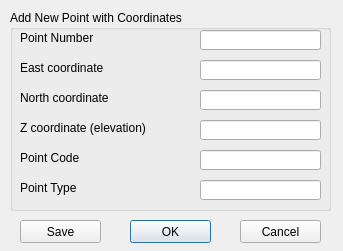
Above: add_new_point.ui from zsiki/ls before the change. Below: the same form after it.
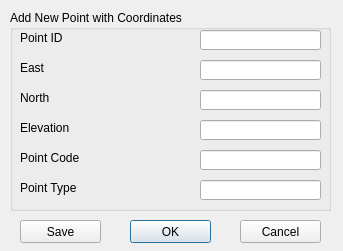
That is the form after the change.

Commit message: change labels in dialog

```diff
--- a/add_new_point.ui
+++ b/add_new_point.ui
@@ -121,12 +121,12 @@
      <rect>
       <x>10</x>
       <y>80</y>
-      <width>151</width>
+      <width>101</width>
       <height>16</height>
      </rect>
     </property>
     <property name="text">
-     <string>North coordinate</string>
+     <string>North</string>
     </property>
    </widget>
    <widget class="QLabel" name="PointCodeLabel">
@@ -134,7 +134,7 @@
      <rect>
       <x>10</x>
       <y>140</y>
-      <width>151</width>
+      <width>101</width>
       <height>16</height>
      </rect>
     </property>
@@ -157,7 +157,7 @@
      <rect>
       <x>10</x>
       <y>170</y>
-      <width>151</width>
+      <width>101</width>
       <height>16</height>
      </rect>
     </property>
@@ -190,12 +190,12 @@
      <rect>
       <x>10</x>
       <y>50</y>
-      <width>151</width>
+      <width>101</width>
       <height>16</height>
      </rect>
     </property>
     <property name="text">
-     <string>East coordinate</string>
+     <string>East</string>
     </property>
    </widget>
    <widget class="QLabel" name="PointNumberLabel">
@@ -203,12 +203,12 @@
      <rect>
       <x>10</x>
       <y>20</y>
-      <width>151</width>
+      <width>101</width>
       <height>16</height>
      </rect>
     </property>
     <property name="text">
-     <string>Point Number</string>
+     <string>Point ID</string>
     </property>
    </widget>
    <widget class="QLineEdit" name="NorthCoordLineEdit">
@@ -236,12 +236,12 @@
      <rect>
       <x>10</x>
       <y>110</y>
-      <width>151</width>
+      <width>91</width>
       <height>16</height>
      </rect>
     </property>
     <property name="text">
-     <string>Z coordinate (elevation)</string>
+     <string>Elevation</string>
     </property>
    </widget>
   </widget>
```
The commit also changes 1 other file.
